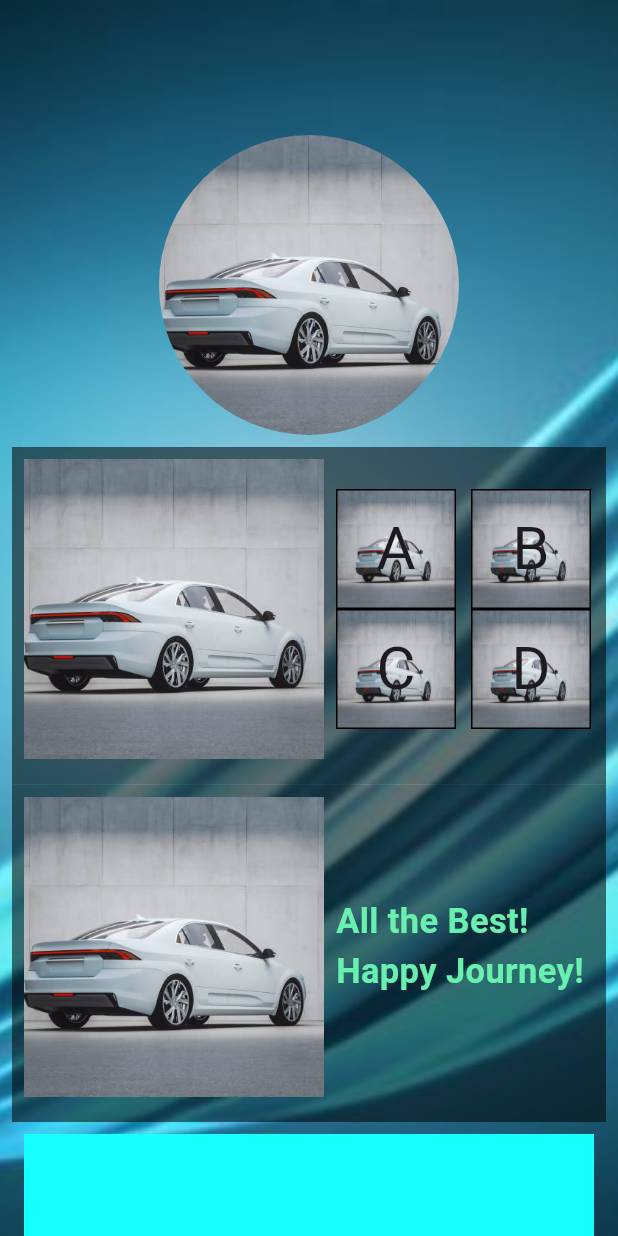
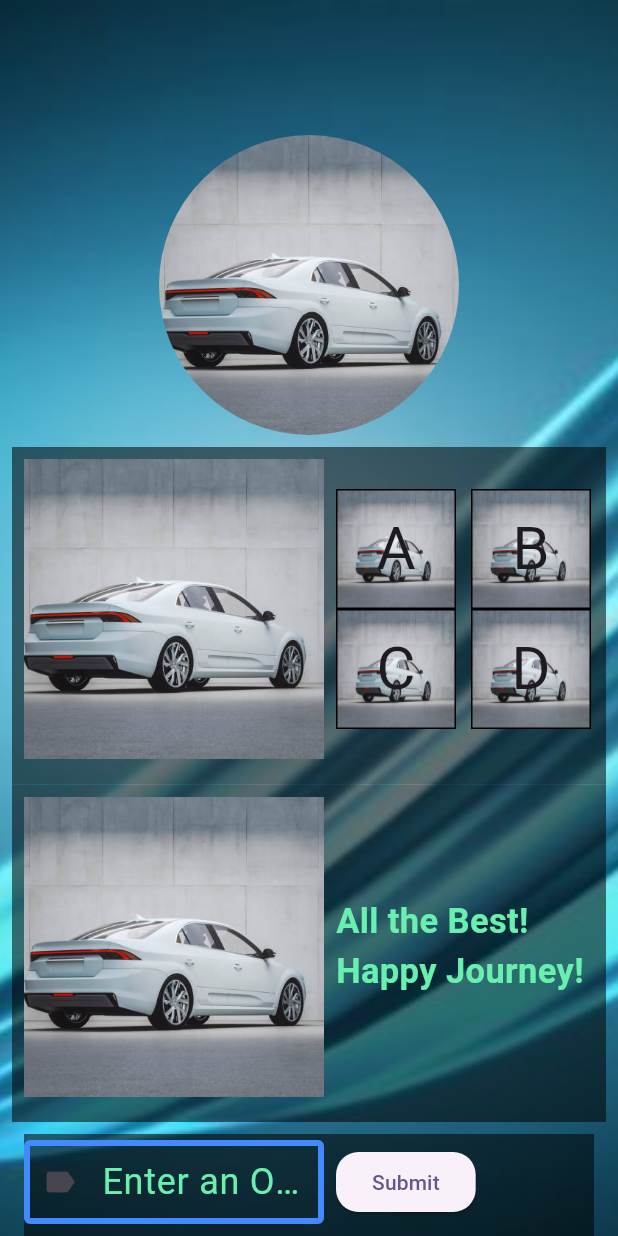
Before and after one commit to rbgithuub/demo-mobile-app, a Flutter app: the screen it shows after launch, on a phone screen of 412 x 824 dp. Run offline on Flutter 3.47's test engine with Material 2 defaults, Android fonts, the phone set to English and light mode, and no system bars.

Commit message:
New code changes for day-4 project-2

```diff
--- a/mobile_app_image/lib/project_2.dart
+++ b/mobile_app_image/lib/project_2.dart
@@ -174,10 +174,46 @@ class project_two extends StatelessWidget {
                   Padding(
                     padding: const EdgeInsets.all(8.0),
                     child: Container(
-                      height: 150,
+                      height: 70,
                       width: 400,
-                      color: Colors.cyanAccent,
+                      color: Colors.black54,
+                      alignment: Alignment.topLeft,
+                      child: Column(
+                          children: [
+                            Row(
+                              children: [
+                                SizedBox(
+                                  width: 200,
+                                  child: TextFormField(
+                                    decoration: InputDecoration(
+                                        prefixIcon: Icon(Icons.label),
+                                        labelStyle: TextStyle (
+                                            color: Colors.greenAccent,
+                                            fontSize: 24,
+                                        ),
+                                        enabledBorder: OutlineInputBorder(
+                                          borderSide: BorderSide(
+                                            width: 4, color: Colors.blueAccent,
+                                          ),
+                                        ),
+                                        hintText: '',
+                                        labelText: 'Enter an Option:'
+                                    ),
+                                  ),
+                                ),
+                                Padding(
+                                  padding: const EdgeInsets.all(8.0),
+                                  child: Row(
+                                    children: [
+                                      ElevatedButton(onPressed: (){}, style: ButtonStyle(shape: MaterialStateProperty.all(RoundedRectangleBorder(borderRadius: BorderRadius.circular(15.0)))),child: Text("Submit"),)
+                                    ],
+                                  ),
+                                )
+                              ],
+                            ),
 
+                          ],
+                      ),
                     ),
                   )
                 ],
```
